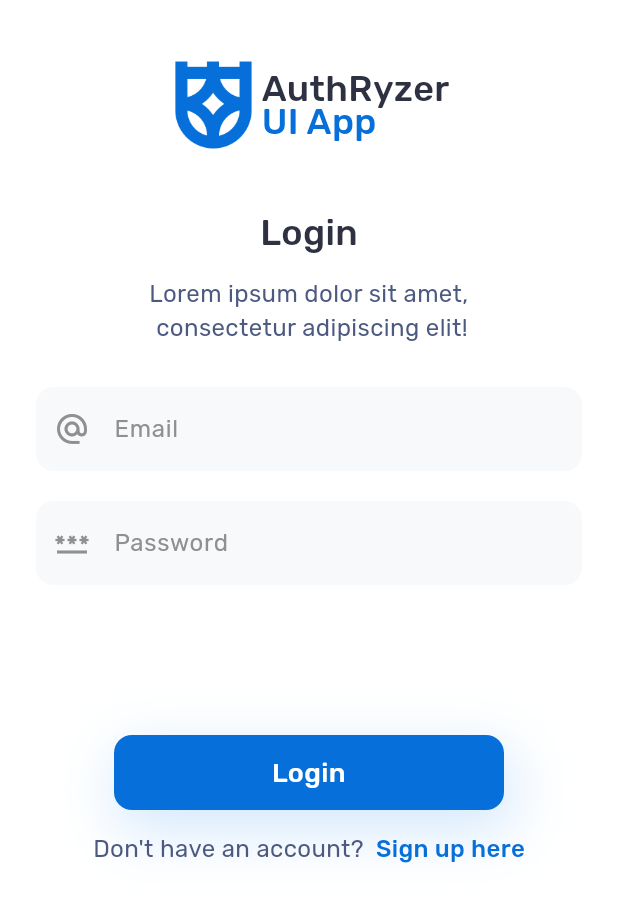
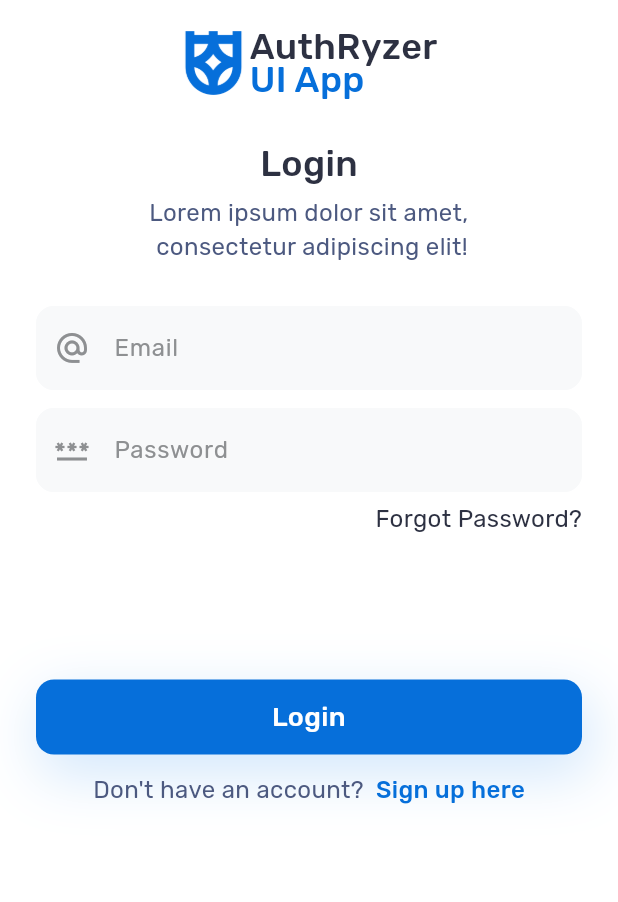
Before and after one commit to the-soban/authryzer-ui, a Flutter app: the screen it shows after launch, on a phone screen of 412 x 824 dp. Shown: the top 902 px of the screen. Run offline on Flutter 3.47's test engine with Material 3 defaults, Android fonts, the phone set to English and light mode, and no system bars.

Commit message:
added some ui changes

```diff
--- a/lib/main.dart
+++ b/lib/main.dart
@@ -18,13 +18,13 @@ class MyApp extends StatelessWidget {
             child: Column(
               crossAxisAlignment: CrossAxisAlignment.center,
               children: [
-                const SizedBox(height: 40),
+                const SizedBox(height: 20),
                 const Row(
                   mainAxisAlignment: MainAxisAlignment.center,
                   children: [
                     Image(
-                        height: 60,
-                        width: 60,
+                        height: 44,
+                        width: 44,
                         image: AssetImage('images/logo.png')),
                     SizedBox(width: 2),
                     Column(
@@ -53,7 +53,7 @@ class MyApp extends StatelessWidget {
                     )
                   ],
                 ),
-                const SizedBox(height: 38),
+                const SizedBox(height: 28),
                 const Center(
                     child: Text(
                   'Login',
@@ -63,7 +63,7 @@ class MyApp extends StatelessWidget {
                       color: Color(0xff2D3142)),
                 )),
                 const SizedBox(
-                  height: 12,
+                  height: 4,
                 ),
                 const Center(
                     child: Text(
@@ -104,7 +104,7 @@ class MyApp extends StatelessWidget {
                   ),
                 ),
                 SizedBox(
-                  height: 20,
+                  height: 12,
                 ),
                 Padding(
                   padding: EdgeInsets.symmetric(horizontal: 24),
@@ -131,6 +131,25 @@ class MyApp extends StatelessWidget {
                     ),
                   ),
                 ),
+                SizedBox(
+                  height: 2,
+                ),
+                Padding(
+                  padding: EdgeInsets.symmetric(horizontal: 24, vertical: 4),
+                  child: Row(
+                    mainAxisAlignment: MainAxisAlignment.end,
+                    children: [
+                      Text(
+                        'Forgot Password?',
+                        textAlign: TextAlign.end,
+                        style: TextStyle(
+                            fontSize: 16,
+                            fontFamily: 'Rubik Regular',
+                            color: Color(0xff2D3142)),
+                      ),
+                    ],
+                  ),
+                ),
                 // Padding(
                 //   padding: EdgeInsets.all(20),
                 //   // padding: EdgeInsets.only(left: 20, right: 30),
@@ -147,11 +166,12 @@ class MyApp extends StatelessWidget {
                 //   ),
                 // ),
                 SizedBox(
-                  height: 100,
+                  height: 92,
                 ),
-                Container(
+                Padding(
+                  padding: const EdgeInsets.symmetric(horizontal: 24),
+                  child: Container(
                     height: 50,
-                  width: 260,
                     decoration: BoxDecoration(
                       borderRadius: BorderRadius.circular(12),
                       color: Color(0xff066FDA),
@@ -175,7 +195,8 @@ class MyApp extends StatelessWidget {
                       ),
                     ),
                   ),
-                SizedBox(height: 14),
+                ),
+                SizedBox(height: 12),
                 Row(
                   mainAxisAlignment: MainAxisAlignment.center,
                   children: [
```
Lines whose indentation alone changed are shown as unchanged.
